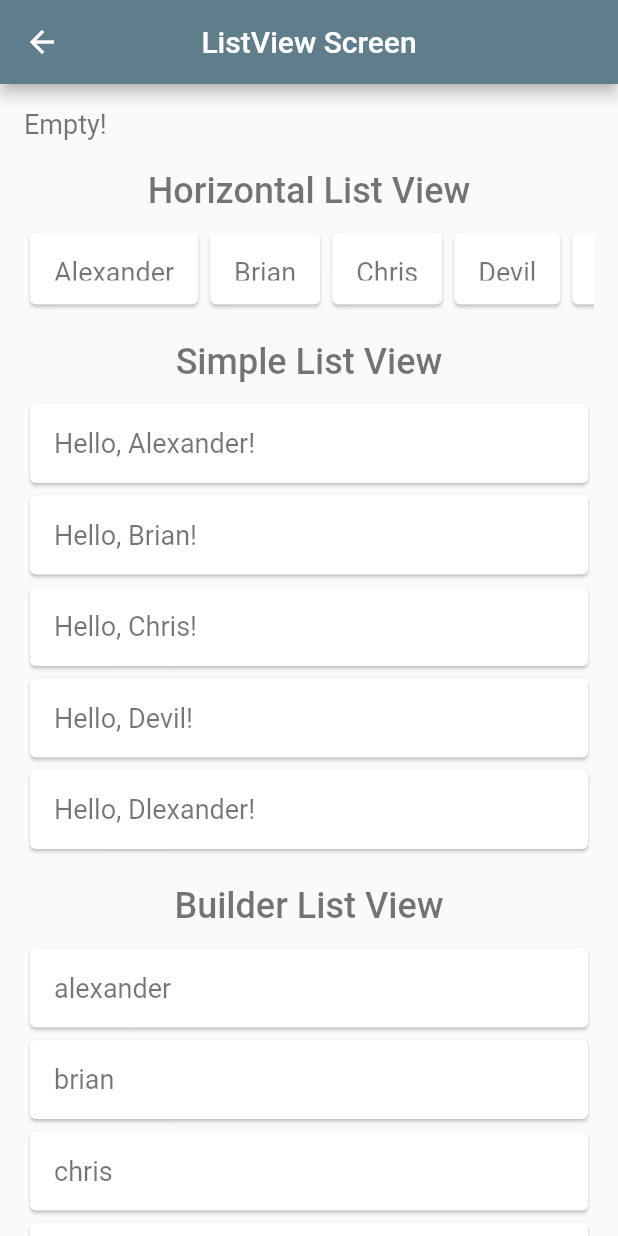
After one commit to BishalTamangDev/flutter_all_concepts, a Flutter app: the ListViewScreen screen opened directly, on a phone screen of 412 x 824 dp. The commit adds this screen. Run offline on Flutter 3.47's test engine with Material 3 defaults, Android fonts, the phone set to English and light mode, and no system bars.

Commit message:
widget: listview

```diff
--- a/lib/main.dart
+++ b/lib/main.dart
@@ -4,6 +4,7 @@ import 'package:all_concepts/screens/button_screen.dart';
 import 'package:all_concepts/screens/expanded_screen.dart';
 import 'package:all_concepts/screens/image_screen.dart';
 import 'package:all_concepts/screens/inkwell_screen.dart';
+import 'package:all_concepts/screens/listview_screen.dart';
 import 'package:all_concepts/screens/margin_screen.dart';
 import 'package:all_concepts/screens/rows_columns_screen.dart';
 import 'package:all_concepts/screens/text_screen.dart';
@@ -84,8 +85,17 @@ class HomeScreen extends StatelessWidget {
       },
       {
         'title': 'inkwell',
-        'short_description': 'The InkWell widget adds a tappable ripple effect to any widget, making it interactive.',
-        'description': 'The InkWell widget in Flutter provides a material "ripple" effect when tapped, making it ideal for interactive elements. It wraps around any widget to detect taps, gestures, and other interactions, offering a visual feedback to the user.',
+        'short_description':
+            'The InkWell widget adds a tappable ripple effect to any widget, making it interactive.',
+        'description':
+            'The InkWell widget in Flutter provides a material "ripple" effect when tapped, making it ideal for interactive elements. It wraps around any widget to detect taps, gestures, and other interactions, offering a visual feedback to the user.',
+      },
+      {
+        'title': 'listView',
+        'short_description':
+            'The ListView widget creates a scrollable list of widgets, ideal for displaying many items.',
+        'description':
+            'The ListView widget in Flutter is a scrollable list of widgets arranged linearly. It’s used to display a large number of items vertically or horizontally, with support for both static and dynamic content, lazy loading, and custom item layouts.',
       },
       {
         'title': 'margin',
@@ -179,6 +189,15 @@ class HomeScreen extends StatelessWidget {
                           ),
                         ),
                       );
+                    } else if (screen == 'listView') {
+                      Navigator.push(
+                        context,
+                        MaterialPageRoute(
+                          builder: (context) => ListViewScreen(
+                            description: listWidget[index]['description'],
+                          ),
+                        ),
+                      );
                     } else if (screen == 'margin') {
                       Navigator.push(
                         context,
--- /dev/null
+++ b/lib/screens/listview_screen.dart
@@ -0,0 +1,228 @@
+import 'package:all_concepts/variables/variables.dart';
+import 'package:flutter/material.dart';
+
+class ListViewScreen extends StatelessWidget {
+  ListViewScreen({super.key, this.description = 'Empty!'});
+
+  final String description;
+
+  List arrFriend = [
+    'alexander',
+    'brian',
+    'chris',
+    'devil',
+    'eleana',
+    'firooz',
+    'gita',
+  ];
+
+  @override
+  Widget build(BuildContext context) {
+    return Scaffold(
+      appBar: AppBar(
+        title: const Text("ListView Screen"),
+        centerTitle: true,
+      ),
+      body: SingleChildScrollView(
+        child: Padding(
+          padding: Variables.getPadding(),
+          child: Column(
+            crossAxisAlignment: CrossAxisAlignment.start,
+            children: [
+              Text(description),
+              const SizedBox(height: 20.0),
+              const Center(
+                child: Text(
+                  "Horizontal List View",
+                  style: TextStyle(
+                    fontSize: 24,
+                    fontWeight: FontWeight.w500,
+                  ),
+                ),
+              ),
+              const SizedBox(height: 10.0),
+              HorizontalListView(arrFriend: arrFriend),
+              const SizedBox(height: 20.0),
+              SimpleListView(arrFriend: arrFriend),
+              const SizedBox(height: 20.0),
+              BuilderListView(arrFriend: arrFriend),
+              const SizedBox(height: 20.0),
+              SeparatedListView(arrFriend: arrFriend),
+            ],
+          ),
+        ),
+      ),
+    );
+  }
+}
+
+class HorizontalListView extends StatelessWidget {
+  const HorizontalListView({super.key, required this.arrFriend});
+
+  final List arrFriend;
+
+  @override
+  Widget build(BuildContext context) {
+    return SizedBox(
+      height: 56.0,
+      child: ListView.builder(
+        scrollDirection: Axis.horizontal,
+        physics: const AlwaysScrollableScrollPhysics(),
+        shrinkWrap: true,
+        itemCount: arrFriend.length,
+        itemBuilder: (context, index) {
+          return Card(
+            child: Padding(
+              padding: const EdgeInsets.all(16.0),
+              child: Text(
+                  '${arrFriend[index][0].toUpperCase() + arrFriend[index].substring(1)}'),
+            ),
+          );
+        },
+      ),
+    );
+  }
+}
+
+class SimpleListView extends StatelessWidget {
+  const SimpleListView({super.key, required this.arrFriend});
+
+  final List arrFriend;
+
+  @override
+  Widget build(BuildContext context) {
+    return ListView(
+      physics: const NeverScrollableScrollPhysics(),
+      shrinkWrap: true,
+      children: [
+        const Center(
+          child: Text(
+            "Simple List View",
+            style: TextStyle(
+              fontSize: 24,
+              fontWeight: FontWeight.w500,
+            ),
+          ),
+        ),
+        const SizedBox(height: 10.0),
+        Card(
+          child: Padding(
+            padding: const EdgeInsets.all(16.0),
+            child: Text(
+                'Hello, ${arrFriend[0][0].toUpperCase() + arrFriend[0].substring(1)}!'),
+          ),
+        ),
+        Card(
+          child: Padding(
+            padding: const EdgeInsets.all(16.0),
+            child: Text(
+                'Hello, ${arrFriend[1][0].toUpperCase() + arrFriend[1].substring(1)}!'),
+          ),
+        ),
+        Card(
+          child: Padding(
+            padding: const EdgeInsets.all(16.0),
+            child: Text(
+                'Hello, ${arrFriend[2][0].toUpperCase() + arrFriend[2].substring(1)}!'),
+          ),
+        ),
+        Card(
+          child: Padding(
+            padding: const EdgeInsets.all(16.0),
+            child: Text(
+                'Hello, ${arrFriend[3][0].toUpperCase() + arrFriend[3].substring(1)}!'),
+          ),
+        ),
+        Card(
+          child: Padding(
+            padding: const EdgeInsets.all(16.0),
+            child: Text(
+                'Hello, ${arrFriend[3][0].toUpperCase() + arrFriend[0].substring(1)}!'),
+          ),
+        ),
+      ],
+    );
+  }
+}
+
+class BuilderListView extends StatelessWidget {
+  const BuilderListView({super.key, required this.arrFriend});
+
+  final List arrFriend;
+
+  @override
+  Widget build(BuildContext context) {
+    return ListView(
+      physics: const NeverScrollableScrollPhysics(),
+      shrinkWrap: true,
+      children: [
+        const Center(
+          child: Text(
+            "Builder List View",
+            style: TextStyle(
+              fontSize: 24,
+              fontWeight: FontWeight.w500,
+            ),
+          ),
+        ),
+        const SizedBox(height: 10.0),
+        ListView.builder(
+          itemBuilder: (context, index) {
+            return Card(
+              child: Padding(
+                padding: const EdgeInsets.all(16.0),
+                child: Text(arrFriend[index]),
+              ),
+            );
+          },
+          shrinkWrap: true,
+          physics: const NeverScrollableScrollPhysics(),
+          itemCount: arrFriend.length,
+        ),
+      ],
+    );
+  }
+}
+
+class SeparatedListView extends StatelessWidget {
+  const SeparatedListView({super.key, required this.arrFriend});
+
+  final List arrFriend;
+
+  @override
+  Widget build(BuildContext context) {
+    return ListView(
+      physics: const NeverScrollableScrollPhysics(),
+      shrinkWrap: true,
+      children: [
+        const Center(
+          child: Text(
+            "Separated List View",
+            style: TextStyle(
+              fontSize: 24,
+              fontWeight: FontWeight.w500,
+            ),
+          ),
+        ),
+        const SizedBox(height: 10.0),
+        ListView.separated(
+          itemBuilder: (context, index) {
+            return Padding(
+              padding: const EdgeInsets.all(16.0),
+              child: Text(arrFriend[index]),
+            );
+          },
+          separatorBuilder: (context, index) {
+            return const Divider(
+              height: 5,
+              color: Colors.blueGrey,
+            );
+          },
+          shrinkWrap: true,
+          physics: const NeverScrollableScrollPhysics(),
+          itemCount: arrFriend.length,
+        ),
+      ],
+    );
+  }
+}
```
